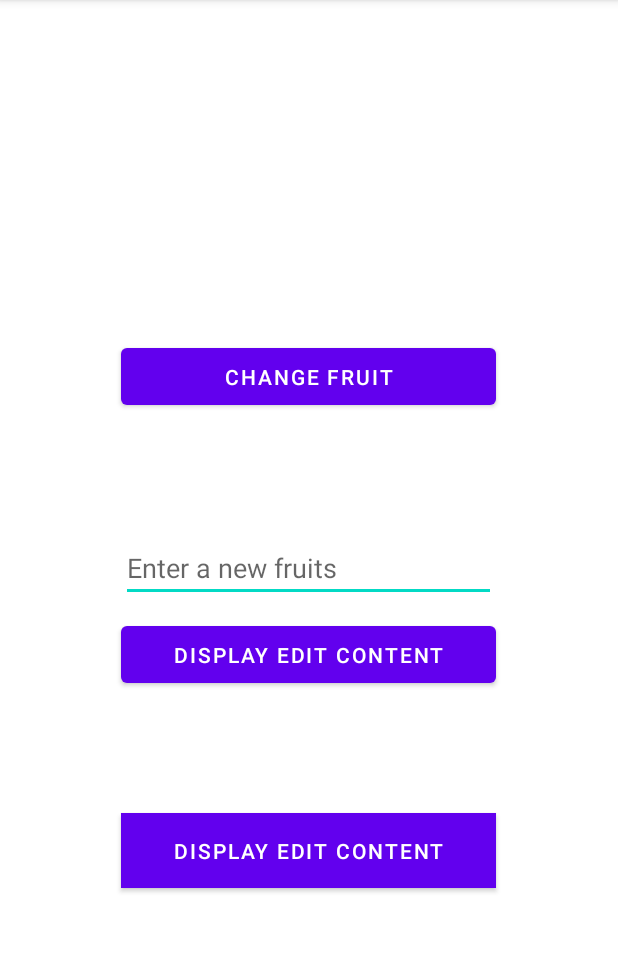
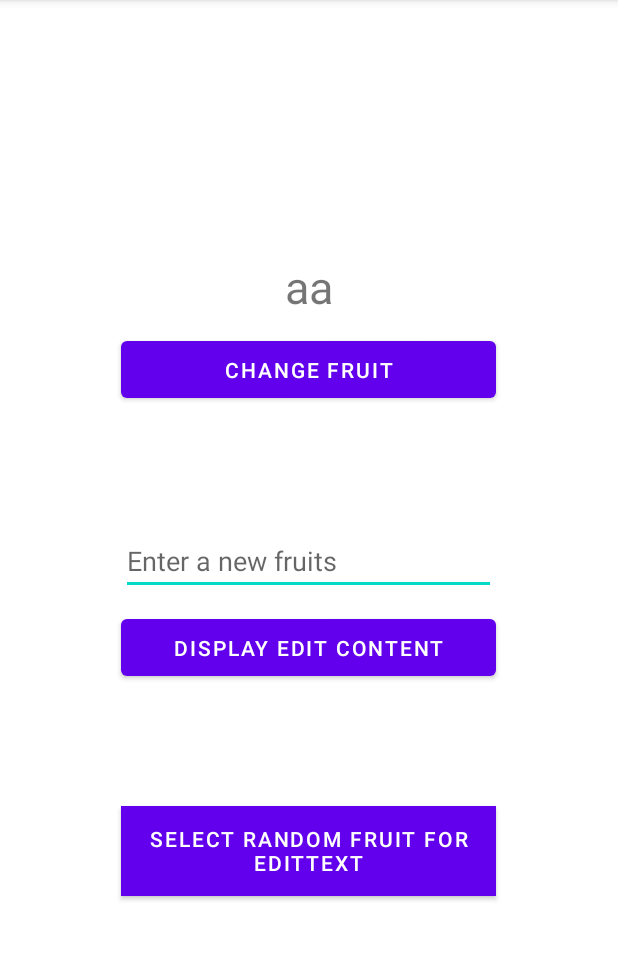
Before and after one commit to kalindus89/KotlineUi-Ux, an Android app: the screen it shows after launch (TwowayOneWayMMVMActivity), on a phone screen of 412 x 824 dp, the part 84-1044 px from its top. Run offline under Robolectric (Android 15) with nearby library versions, the phone set to English and light mode, and no system bars; our stand-ins replace data binding; 1 statement that could not run was skipped.

Commit message:
Kotlin Ui-Ux

```diff
--- a/app/build.gradle
+++ b/app/build.gradle
@@ -2,6 +2,7 @@ plugins {
     id 'com.android.application'
     id 'org.jetbrains.kotlin.android'
     id 'androidx.navigation.safeargs'
+    id 'kotlin-kapt'
 }
 
 android {
--- /dev/null
+++ b/app/src/main/java/com/kotlin/kotlinuiux/data_binding/data_binding_2way_1way/MainViewModel.kt
@@ -0,0 +1,56 @@
+package com.kotlin.kotlinuiux.data_binding.data_binding_2way_1way
+
+import androidx.databinding.BaseObservable
+import androidx.databinding.Bindable
+import androidx.databinding.Observable
+import androidx.databinding.PropertyChangeRegistry
+import androidx.lifecycle.LiveData
+import androidx.lifecycle.MutableLiveData
+import androidx.lifecycle.ViewModel
+
+//Observable only for two way databinding
+class MainViewModel : ViewModel(), Observable {
+
+    val currentRandomFruitName: LiveData<String>
+        get() = RepositoryClass.currentRandomFruitName
+
+    fun onChangeRandomFruitClick() = RepositoryClass.changeRandomFruitName()
+
+
+
+
+
+
+    //for two way data binding (note: play)
+    @Bindable
+    val editTextContent=MutableLiveData<String>() // here we have to use mutable livedata. otherwise we can't trigger the changes
+
+    private val _displayEdittextContent=MutableLiveData<String>()
+    val displayEdittextContent: LiveData<String>
+        get() = _displayEdittextContent
+
+    fun onDisplayEditTextContentClick(){
+        _displayEdittextContent.value=editTextContent.value
+
+    }
+
+    fun onSelectRandomEditTextFruitName(){
+        editTextContent.value=RepositoryClass.getRandomFruitName()
+    }
+
+
+
+    //for two way databinding only
+
+    private val callbacks: PropertyChangeRegistry by lazy { PropertyChangeRegistry()}
+
+    override fun removeOnPropertyChangedCallback(callback: Observable.OnPropertyChangedCallback?) {
+        callbacks.add(callback)
+    }
+
+    override fun addOnPropertyChangedCallback(callback: Observable.OnPropertyChangedCallback?) {
+        callbacks.remove(callback)
+    }
+
+
+}
--- /dev/null
+++ b/app/src/main/java/com/kotlin/kotlinuiux/data_binding/data_binding_2way_1way/RepositoryClass.kt
@@ -0,0 +1,31 @@
+package com.kotlin.kotlinuiux.data_binding.data_binding_2way_1way
+
+import androidx.lifecycle.LiveData
+import androidx.lifecycle.MutableLiveData
+import java.util.*
+
+object RepositoryClass {
+
+
+    private val fruitsName: List<String> = listOf("aa","bb","cc","dd","ee")
+
+    private val _currentRandomFruitName=MutableLiveData<String>() // mutablelivedata can be change
+    val currentRandomFruitName: LiveData<String> // live data we expose to outside because it can't be changed
+        get() = _currentRandomFruitName
+
+    init {
+        _currentRandomFruitName.value= fruitsName.first() // return first fruit
+    }
+
+    fun getRandomFruitName():String{
+        val random = Random()
+        return  fruitsName[random.nextInt(fruitsName.size)] // return random fruit
+    }
+    fun changeRandomFruitName(){
+        _currentRandomFruitName.value= getRandomFruitName() // return first fruit
+
+    }
+
+
+
+}
--- a/app/src/main/java/com/kotlin/kotlinuiux/data_binding/data_binding_2way_1way/TwowayOneWayMMVMActivity.kt
+++ b/app/src/main/java/com/kotlin/kotlinuiux/data_binding/data_binding_2way_1way/TwowayOneWayMMVMActivity.kt
@@ -2,15 +2,51 @@ package com.kotlin.kotlinuiux.data_binding.data_binding_2way_1way
 
 import androidx.appcompat.app.AppCompatActivity
 import android.os.Bundle
+import android.widget.Toast
 import androidx.databinding.Bindable
+import androidx.databinding.DataBindingUtil
+import androidx.lifecycle.Observer
+import androidx.lifecycle.ViewModelProvider
 import com.kotlin.kotlinuiux.R
+import com.kotlin.kotlinuiux.data_binding.data_binding_2_viewModel.ViewModelBinding
+import com.kotlin.kotlinuiux.databinding.ActivityDatabindingViewModelBinding
+import com.kotlin.kotlinuiux.databinding.ActivityTwowayOneWayMmvmactivityBinding
 
 class TwowayOneWayMMVMActivity : AppCompatActivity() {
+
+    //  private lateinit var binding: ActivityTwowayOneWayMmvmactivityBinding
+    //  private lateinit var mainViewModel: MainViewModel
+
     override fun onCreate(savedInstanceState: Bundle?) {
         super.onCreate(savedInstanceState)
+
+        /* binding= ActivityTwowayOneWayMmvmactivityBinding.inflate(layoutInflater)
+         setContentView(binding.root)
+
+         mainViewModel= ViewModelProvider(this).get(MainViewModel::class.java)
+         binding.mainViewModel=mainViewModel
+         binding.lifecycleOwner =this // to trigger changes in livedata in viewmodel to bind with xml
+
+         mainViewModel.editTextContent.observe(this) {
+             Toast.makeText(this, it, Toast.LENGTH_SHORT).show()
+         }*/
+
         setContentView(R.layout.activity_twoway_one_way_mmvmactivity)
 
+        val binding = DataBindingUtil.setContentView<ActivityTwowayOneWayMmvmactivityBinding>(
+            this,
+            R.layout.activity_twoway_one_way_mmvmactivity
+        )
+
+        val mainViewModel = ViewModelProvider(this).get(MainViewModel::class.java)
+
+        binding.lifecycleOwner = this
+        binding.mainViewModel = mainViewModel
+
+        mainViewModel.editTextContent.observe(this) {
+            Toast.makeText(this, it, Toast.LENGTH_SHORT).show()
+        }
+    }
 
 
-    }
 }
--- a/app/src/main/res/layout/activity_twoway_one_way_mmvmactivity.xml
+++ b/app/src/main/res/layout/activity_twoway_one_way_mmvmactivity.xml
@@ -4,6 +4,11 @@
     xmlns:tools="http://schemas.android.com/tools">
 
     <data>
+
+        <variable
+            name="mainViewModel"
+            type="com.kotlin.kotlinuiux.data_binding.data_binding_2way_1way.MainViewModel" />
+
 
     </data>
 
@@ -14,11 +19,15 @@
         android:gravity="center"
         tools:context=".data_binding.data_binding_2way_1way.TwowayOneWayMMVMActivity">
 
+        <!--One way data binding @{} -->
+        <!--Two way data binding @={} and @Bindable annotation in the class   -->
+
         <TextView
             android:id="@+id/randomFruit"
             android:layout_width="wrap_content"
             android:layout_height="wrap_content"
             android:textSize="30dp"
+            android:text="@{mainViewModel.currentRandomFruitName}"
             tools:text="Some Random Fruits"/>
 
         <Button
@@ -26,14 +35,14 @@
             android:layout_width="250dp"
             android:layout_height="50dp"
             android:text="Change Fruit"
+            android:onClick="@{() -> mainViewModel.onChangeRandomFruitClick()}"
             android:layout_marginTop="10dp"/>
 
-        <!--One way data binding @{} -->
-        <!--Two way data binding @={} and @Bindable annotation in the class   -->
         <EditText
             android:id="@+id/newFruit"
             android:layout_width="250dp"
             android:hint="Enter a new fruits"
+            android:text="@={mainViewModel.editTextContent}"
             android:layout_height="wrap_content"
             android:layout_marginTop="80dp"/>
 
@@ -42,6 +51,7 @@
             android:layout_width="250dp"
             android:layout_height="50dp"
             android:text="Display Edit Content"
+            android:onClick="@{() -> mainViewModel.onDisplayEditTextContentClick()}"
             android:layout_marginTop="10dp"/>
 
         <TextView
@@ -50,13 +60,15 @@
             android:layout_height="wrap_content"
             android:textSize="30dp"
             android:layout_marginTop="10dp"
+            android:text="@{mainViewModel.displayEdittextContent}"
             tools:text="Set New Fruit"/>
 
         <Button
             android:id="@+id/setRandomFruitsInsideEditNewFruit"
             android:layout_width="250dp"
-            android:layout_height="50dp"
-            android:text="Display Edit Content"
+            android:layout_height="60dp"
+            android:onClick="@{() -> mainViewModel.onSelectRandomEditTextFruitName()}"
+            android:text="Select Random Fruit for EditText"
             android:background="@color/white"
             android:layout_marginTop="30dp"/>
 
```
